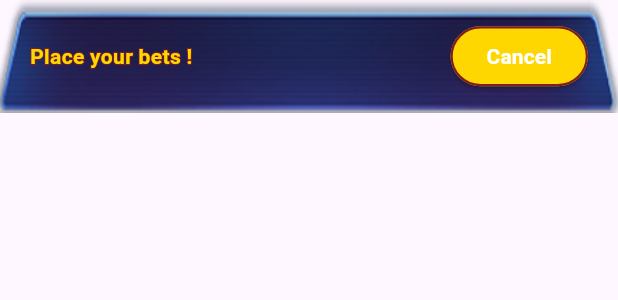
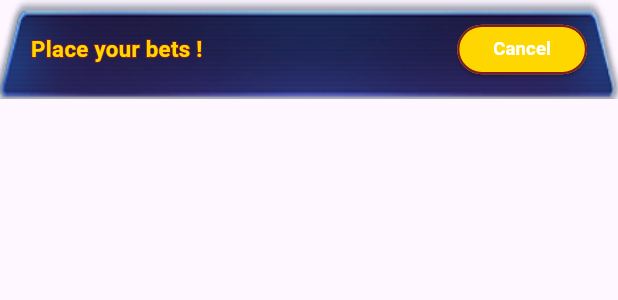
Before and after one commit to kenxsantos/AcePlus, a Flutter app: the BottomToolbarWidget widget shown alone on an empty page, opened directly with empty values, on a phone screen of 412 x 824 dp. Shown: the top 300 px of the screen. Run offline on Flutter 3.47's test engine with Material 3 defaults, Android fonts, the phone set to English and light mode, and no system bars; our stand-ins replace go_router, google_fonts; Roboto replaces fonts that are missing (Lemon); statements that could not run were skipped.

Commit message:
update UI responsive

```diff
--- a/lib/features/card_game/presentation/game_page/game_widgets/bottom_bet_toolbar.dart
+++ b/lib/features/card_game/presentation/game_page/game_widgets/bottom_bet_toolbar.dart
@@ -8,6 +8,9 @@ import 'package:flutter/material.dart';
 
   @override
   Widget build(BuildContext context) {
+    final double screenWidth = MediaQuery.of(context).size.width;
+    final double screenHeight = MediaQuery.of(context).size.height;
+
     return GestureDetector(
       onTap: onTap,
       child: Stack(
@@ -15,14 +18,14 @@ import 'package:flutter/material.dart';
         children: [
           Image.asset(
             'assets/images/bottom_placing_bet.png',
-                      width: MediaQuery.of(context).size.width * 1,
-                      height: 75,
+            width: screenWidth,
+            height: screenHeight * 0.08,
             fit: BoxFit.fill,
           ),
           Padding(
-                      padding: const EdgeInsets.symmetric(horizontal: 20.0),
+            padding: EdgeInsets.symmetric(horizontal: screenWidth * 0.05),
             child: SizedBox(
-                        width: MediaQuery.of(context).size.width - 40,
+              width: screenWidth * 0.9,
               child: Row(
                 mainAxisAlignment: MainAxisAlignment.spaceBetween,
                 children: [
@@ -32,9 +35,10 @@ import 'package:flutter/material.dart';
                         'Place your bets !',
                         style: GoogleFonts.lemon(
                           textStyle: TextStyle(
-                                      fontSize: 14,
+                            fontSize: screenHeight * 0.018,
                             fontWeight: FontWeight.bold,
-                                      foreground: Paint()
+                            foreground:
+                                Paint()
                                   ..style = PaintingStyle.stroke
                                   ..strokeWidth = 1.5
                                   ..color = const Color(0xFF7D1F22),
@@ -44,16 +48,18 @@ import 'package:flutter/material.dart';
                       Text(
                         'Place your bets !',
                         style: GoogleFonts.lemon(
-                                    textStyle: const TextStyle(
-                                      fontSize: 14,
+                          textStyle: TextStyle(
+                            fontSize: screenHeight * 0.018,
                             fontWeight: FontWeight.bold,
-                                      color: Color(0xFFFFD700),
+                            color: const Color(0xFFFFD700),
                           ),
                         ),
                       ),
                     ],
                   ),
-                            ElevatedButton(
+                  SizedBox(
+                    height: screenHeight * 0.04,
+                    child: ElevatedButton(
                       onPressed: () {
                         // Add cancel button functionality here
                       },
@@ -71,9 +77,10 @@ import 'package:flutter/material.dart';
                       child: Text(
                         'Cancel',
                         style: GoogleFonts.lemon(
-                                  textStyle: const TextStyle(
-                                    fontSize: 14,
+                          textStyle: TextStyle(
+                            fontSize: screenHeight * 0.015,
                             fontWeight: FontWeight.bold,
+                          ),
                         ),
                       ),
                     ),
```
Also changed, not shown: lib/features/card_game/presentation/game_page/game_widgets/bottom_bet_container.dart (+12 -6 lines). Lines whose indentation alone changed are shown as unchanged.
